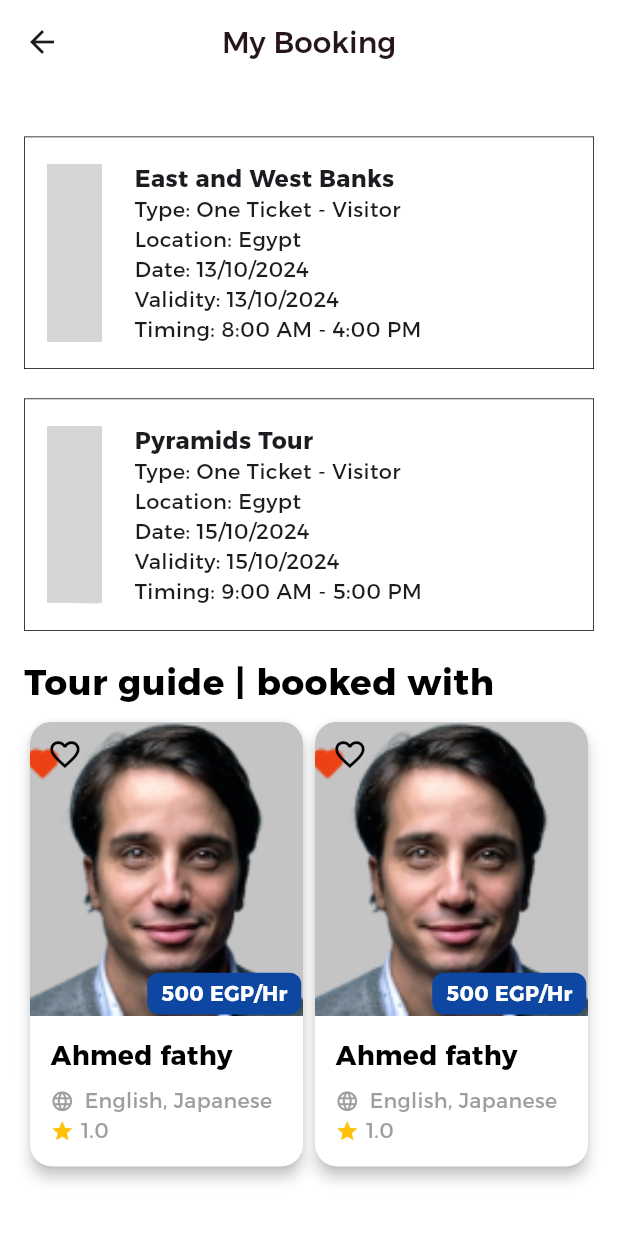
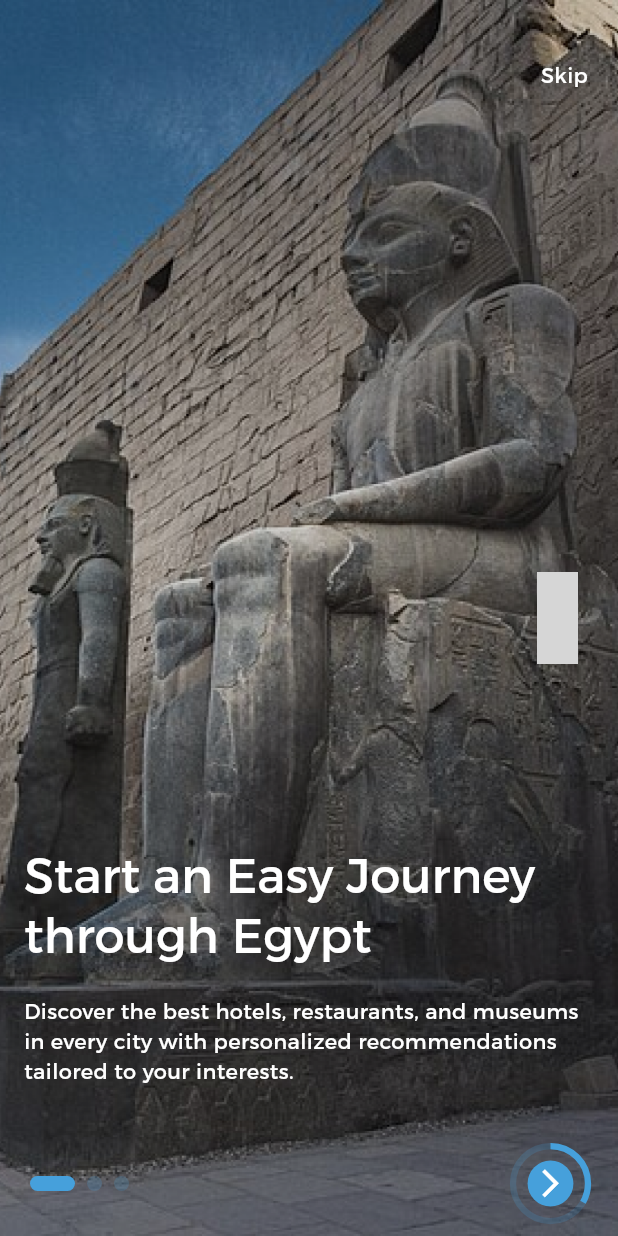
Before and after one commit to ah0es/tourism_app, a Flutter app: the screen it shows after launch, on a phone screen of 412 x 824 dp. Run offline on Flutter 3.47's test engine with Material 3 defaults, Android fonts, the phone set to English and light mode, and no system bars; drawn by our look-alikes of barcode_widget, smooth_page_indicator; our stand-ins replace cached_network_image, device_preview, dio, easy_localization, expandable, flutter_bloc and 9 more; accounts and stored records are empty; grey boxes are pictures that could not be loaded.

Commit message:
update onboarding view

```diff
--- a/lib/core/themes/colors.dart
+++ b/lib/core/themes/colors.dart
@@ -22,7 +22,7 @@ class AppColors {
   static const greenWarm = Color(0xff00713B);
 
   static const scaffoldBackGround = Color(0xff46A0DB);
-  static const primaryColor = Color(0xff33C0A8);
+  static const primaryColor = Color(0xff46A0DB);
   static const secondPrimaryColor = Color(0xffC3D301);
   static const cBookedColor = Color(0xffF1B244);
 
--- a/lib/core/utils/app_images.dart
+++ b/lib/core/utils/app_images.dart
@@ -1,9 +1,9 @@
 class AppImages {
   static const baseUrl = 'assets/images';
   static const logo = '$baseUrl/splash-screen-logo.png';
-  static const onboardingOne = '$baseUrl/onboardingOne.png';
-  static const onboardingTwo = '$baseUrl/onBoardingTwo.png';
-  static const onboardingThree = '$baseUrl/onBoardingThree.png';
+  static const onboardingOne = '$baseUrl/onboarding-one.png';
+  static const onboardingTwo = '$baseUrl/onboarding-two.png';
+  static const onboardingThree = '$baseUrl/onboarding-three.png';
   static const loginImage = '$baseUrl/Login_image.png';
   static const passwordChangeImage = '$baseUrl/Password_change.png';
   static const homeImage = '$baseUrl/homeImage.png';
@@ -21,8 +21,7 @@ class AppImages {
   static const productDetailsTestImage = '$baseUrl/ProductDetailsTestImage.png';
   static const commentTestImage = '$baseUrl/CommentTestImage.png';
   static const emptyCartImage = '$baseUrl/emptyCartImage.png';
-  static const backgroundProductDetails =
-      '$baseUrl/backgroundProductDetails.png';
+  static const backgroundProductDetails = '$baseUrl/backgroundProductDetails.png';
   static const categoryImageTest3 = '$baseUrl/categoryImageTest3.png';
   static const categoryImageTest4 = '$baseUrl/categoryImageTest4.png';
   static const orderDone = '$baseUrl/orderDone.png';
@@ -44,5 +43,5 @@ class AppImages {
   static const googleMap = '$baseUrl/Google Map.png';
   static const commonQuestions = '$baseUrl/common-question.png';
   static const editImageProfile = '$baseUrl/edit-image-profile.png';
-  static const tourImageProfile ='$baseUrl/Group1.png';
+  static const tourImageProfile = '$baseUrl/Group1.png';
 }
--- a/lib/core/utils/constants.dart
+++ b/lib/core/utils/constants.dart
@@ -1,5 +1,7 @@
 import 'package:google_maps_flutter/google_maps_flutter.dart';
 import 'package:easy_localization/easy_localization.dart';
+import 'package:tourism_app/core/utils/app_images.dart';
+import 'package:tourism_app/features/onbording/data/models/onbording_data_model.dart';
 
 class Constants {
   static String fontFamily = 'Montserrat';
@@ -25,49 +27,24 @@ class Constants {
 enum StatusRequest { completed, pending, canceled }
 
 bool arabicLanguage = true;
-
-class IconAndText {
-  final String icon;
-  final String text;
-
-  IconAndText({required this.icon, required this.text});
-}
-
-List<DayAndMonth> weekDay = [
-  DayAndMonth(day: 'السبت'.tr(), dayInMonth: '30'),
-  DayAndMonth(day: 'الاحد'.tr(), dayInMonth: '01'),
-  DayAndMonth(day: 'الاثنين'.tr(), dayInMonth: '02'),
-  DayAndMonth(day: 'الثلاثاء'.tr(), dayInMonth: '03'),
-  DayAndMonth(day: 'الاربعاء'.tr(), dayInMonth: '04'),
-  DayAndMonth(day: 'الخميس'.tr(), dayInMonth: '05'),
-  DayAndMonth(day: 'الجمعه'.tr(), dayInMonth: '06'),
+List<String> onboardingImages = [
+  AppImages.onboardingOne,
+  AppImages.onboardingTwo,
+  AppImages.onboardingThree,
+];
+final List<OnBoardingData> onboardingData = [
+  OnBoardingData(
+      title: 'Start an Easy Journey through Egypt',
+      description: 'Discover the best hotels, restaurants, and museums in every city with personalized recommendations tailored to your interests.'),
+  OnBoardingData(
+      title: 'All Information at Your Fingertips',
+      description:
+          'Take pictures of places to get instant details and history, while avoiding tourist scams by knowing local prices for food, transport, and services.'),
+  OnBoardingData(
+      title: 'Additional Services to Enhance Your Journey',
+      description: 'Book a trusted tour guide with a single click and use real-time translation to easily communicate with locals.'),
 ];
 
-class DayAndMonth {
-  final String day;
-  final String dayInMonth;
-
-  DayAndMonth({required this.day, required this.dayInMonth});
-}
-
-// class TaskData {
-//   final String? time;
-//   final String? title;
-//   final String? discription;
-//   final String? taskType;
-
-//   TaskData(
-//       {required this.time,
-//       required this.title,
-//       required this.discription,
-//       required this.taskType});
-// }
-
-// WHATSAPP  = '1'
-// EMAIL  = '2'
-// CALL = '3'
-// MEETING = '4';
-// PROJECT = '5';
 enum ContactMethods { whatsapp, email, call, meeting, project }
 
 enum Gender { male, female }
--- a/lib/features/onbording/data/models/onbording_data_model.dart
+++ b/lib/features/onbording/data/models/onbording_data_model.dart
@@ -1,8 +1,6 @@
-class OnBordingData {
-  final String image;
+class OnBoardingData {
   final String title;
   final String description;
 
-  OnBordingData(
-      {required this.image, required this.title, required this.description});
+  OnBoardingData({required this.title, required this.description});
 }
--- /dev/null
+++ b/lib/features/onbording/presentation/onboarding_view.dart
@@ -0,0 +1,72 @@
+import 'package:flutter/material.dart';
+import 'package:tourism_app/core/utils/constants.dart';
+import 'package:tourism_app/features/onbording/presentation/widgets/onboarding_data_page.dart';
+import 'package:tourism_app/features/onbording/presentation/widgets/progress_indicator.dart';
+import 'package:tourism_app/features/onbording/presentation/widgets/skip_button.dart';
+class OnBoardingView extends StatefulWidget {
+  const OnBoardingView({super.key});
+
+  @override
+  State<OnBoardingView> createState() => _OnBoardingViewState();
+}
+
+class _OnBoardingViewState extends State<OnBoardingView> {
+  final PageController pageController = PageController();
+  int currentIndex = 0;
+  double circularProgressValue = 1 / 3;
+  @override
+  void didChangeDependencies() {
+    super.didChangeDependencies();
+    for (String image in onboardingImages) {
+      precacheImage(AssetImage(image), context);
+    }
+  }
+
+  @override
+  Widget build(BuildContext context) {
+    return Scaffold(
+      backgroundColor: Colors.transparent,
+      body: Stack(
+        children: [
+          Positioned.fill(
+            child: AnimatedContainer(
+              decoration: BoxDecoration(image: DecorationImage(image: AssetImage(onboardingImages[currentIndex]), fit: BoxFit.fill)),
+              duration: const Duration(milliseconds: 500),
+              // child: Image.asset(
+              //   onboardingImages[currentIndex],
+              //   fit: BoxFit.fill,
+              // ),
+            ),
+          ),
+          Positioned.fill(
+            child: PageView.builder(
+              onPageChanged: (index) {
+                setState(() {
+                  currentIndex = index;
+                  circularProgressValue = (currentIndex + 1) / 3;
+                });
+              },
+              controller: pageController,
+              itemCount: 3,
+              itemBuilder: (context, index) {
+                return OnBoardingDataPage(
+                  index: index,
+                );
+              },
+            ),
+          ),
+          Positioned(
+            top: 40,
+            right: 20,
+            child: SkipButton(),
+          ),
+          Positioned(
+            bottom: 10,
+            left: 20,
+            child: ProgressIndicatorWidget(pageController: pageController, circularProgressValue: circularProgressValue),
+          ),
+        ],
+      ),
+    );
+  }
+}
--- /dev/null
+++ b/lib/features/onbording/presentation/widgets/forward_button.dart
@@ -0,0 +1,54 @@
+import 'package:flutter/material.dart';
+import 'package:tourism_app/core/themes/colors.dart';
+
+class ForwardButton extends StatelessWidget {
+  const ForwardButton({
+    super.key,
+    required this.pageController,
+    required this.circularProgressValue,
+  });
+
+  final PageController pageController;
+  final double circularProgressValue;
+
+  @override
+  Widget build(BuildContext context) {
+    return GestureDetector(
+      onTap: () {
+        pageController.nextPage(duration: const Duration(milliseconds: 300), curve: Curves.easeInOut);
+      },
+      child: SizedBox(
+        height: 50,
+        width: 50,
+        child: FittedBox(
+          child: Stack(
+            alignment: Alignment.center,
+            children: [
+              CircularProgressIndicator(
+                strokeWidth: 3,
+                value: circularProgressValue,
+                valueColor: AlwaysStoppedAnimation<Color>(AppColors.primaryColor),
+                backgroundColor: AppColors.primaryColor.withOpacity(0.2),
+              ),
+              Container(
+                height: 22,
+                width: 22,
+                padding: EdgeInsets.all(3),
+                decoration: BoxDecoration(shape: BoxShape.circle, color: AppColors.primaryColor),
+                child: Center(
+                  child: FittedBox(
+                    fit: BoxFit.scaleDown,
+                    child: Icon(
+                      Icons.arrow_forward_ios,
+                      color: Colors.white,
+                    ),
+                  ),
+                ),
+              ),
+            ],
+          ),
+        ),
+      ),
+    );
+  }
+}
--- /dev/null
+++ b/lib/features/onbording/presentation/widgets/onboarding_data_page.dart
@@ -0,0 +1,41 @@
+import 'package:flutter/material.dart';
+import 'package:tourism_app/core/themes/colors.dart';
+import 'package:tourism_app/core/utils/constants.dart';
+
+class OnBoardingDataPage extends StatefulWidget {
+  final int index;
+
+  const OnBoardingDataPage({super.key, required this.index});
+
+  @override
+  State<OnBoardingDataPage> createState() => _OnBoardingDataPageState();
+}
+
+class _OnBoardingDataPageState extends State<OnBoardingDataPage> {
+  @override
+  Widget build(BuildContext context) {
+    return AnimatedContainer(
+      duration: const Duration(milliseconds: 500),
+      margin: EdgeInsets.symmetric(horizontal: 16),
+      child: Column(
+        children: [
+          Spacer(),
+          Text(
+            onboardingData[widget.index].title,
+            style: Theme.of(context).textTheme.headlineLarge!.copyWith(color: AppColors.white),
+          ),
+          const SizedBox(
+            height: 20,
+          ),
+          Text(
+            onboardingData[widget.index].description,
+            style: Theme.of(context).textTheme.bodyMedium!.copyWith(color: AppColors.white),
+          ),
+          SizedBox(
+            height: 100,
+          ),
+        ],
+      ),
+    );
+  }
+}
--- /dev/null
+++ b/lib/features/onbording/presentation/widgets/progress_indicator.dart
@@ -0,0 +1,38 @@
+import 'package:flutter/material.dart';
+import 'package:smooth_page_indicator/smooth_page_indicator.dart';
+import 'package:tourism_app/core/themes/colors.dart';
+import 'package:tourism_app/features/onbording/presentation/widgets/forward_button.dart';
+
+class ProgressIndicatorWidget extends StatelessWidget {
+  const ProgressIndicatorWidget({
+    super.key,
+    required this.pageController,
+    required this.circularProgressValue,
+  });
+
+  final PageController pageController;
+  final double circularProgressValue;
+
+  @override
+  Widget build(BuildContext context) {
+    return SizedBox(
+      width: MediaQuery.sizeOf(context).width - 40,
+      child: Row(
+        mainAxisAlignment: MainAxisAlignment.spaceBetween,
+        children: [
+          SmoothPageIndicator(
+            controller: pageController,
+            count: 3,
+            effect: ExpandingDotsEffect(
+              dotHeight: 10,
+              dotWidth: 10,
+              activeDotColor: AppColors.primaryColor,
+              dotColor: AppColors.primaryColor.withOpacity(0.2),
+            ),
+          ),
+          ForwardButton(pageController: pageController, circularProgressValue: circularProgressValue),
+        ],
+      ),
+    );
+  }
+}
--- /dev/null
+++ b/lib/features/onbording/presentation/widgets/skip_button.dart
@@ -0,0 +1,25 @@
+import 'package:flutter/material.dart';
+import 'package:tourism_app/core/utils/navigate.dart';
+import 'package:tourism_app/features/authentication/login/views/login_view.dart';
+
+class SkipButton extends StatelessWidget {
+  const SkipButton({
+    super.key,
+  });
+
+  @override
+  Widget build(BuildContext context) {
+    return InkWell(
+      onTap: () => context.navigateToPage(LoginView()),
+      child: SizedBox(
+        height: 30,
+        child: Text(
+          'Skip',
+          style: Theme.of(context).textTheme.bodyMedium!.copyWith(
+                color: Colors.white,
+              ),
+        ),
+      ),
+    );
+  }
+}
--- a/lib/features/splashScreen/view/presentation/splash_screen.dart
+++ b/lib/features/splashScreen/view/presentation/splash_screen.dart
@@ -10,7 +10,7 @@ import 'package:tourism_app/features/Profile/Payment/presentation/payment_body.d
 import 'package:tourism_app/features/Profile/notifications/presentation/notifications_body.dart';
 import 'package:tourism_app/features/Profile/presentation/widgets/profile_body.dart';
 import 'package:tourism_app/features/home/navigationbar/my_favorties/presentation/favorites_body.dart';
-import 'package:tourism_app/features/onbording/presentation/onbordingbody.dart';
+import 'package:tourism_app/features/onbording/presentation/onboarding_view.dart';
 
 class SplashScreen extends StatefulWidget {
   const SplashScreen({super.key});
@@ -19,8 +19,7 @@ class SplashScreen extends StatefulWidget {
   State<SplashScreen> createState() => _SplashScreenState();
 }
 
-class _SplashScreenState extends State<SplashScreen>
-    with TickerProviderStateMixin {
+class _SplashScreenState extends State<SplashScreen> with TickerProviderStateMixin {
   late Animation<double> animation;
   late AnimationController controller;
   late Timer timer;
@@ -29,14 +28,12 @@ class _SplashScreenState extends State<SplashScreen>
   void initState() {
     super.initState();
     //currentLocation();
-    controller =
-        AnimationController(vsync: this, duration: const Duration(seconds: 3))
-          ..forward();
+    controller = AnimationController(vsync: this, duration: const Duration(seconds: 3))..forward();
     animation = CurvedAnimation(parent: controller, curve: Curves.linear);
     timer = Timer(
       const Duration(seconds: 3),
       () {
-        context.navigateToPage(MyFavoritesBody());
+        context.navigateToPage(OnBoardingView());
         // if (onBoardingValue) {
         //   //   runAnimation = true;
         //   setState(() {});
@@ -102,10 +99,7 @@ class _SplashScreenState extends State<SplashScreen>
           children: [
             Text(
               'Guide To Egypt',
-              style: TextStyle(
-                  color: AppColors.appTextColor,
-                  fontSize: getResponsiveFontSize(context, fontSize: 40),
-                  fontWeight: FontWeight.bold),
+              style: TextStyle(color: AppColors.appTextColor, fontSize: getResponsiveFontSize(context, fontSize: 40), fontWeight: FontWeight.bold),
             ),
             SizedBox(width: MediaQuery.of(context).size.width * .02),
             HugeIcon(
--- a/lib/main.dart
+++ b/lib/main.dart
@@ -4,11 +4,6 @@ import 'package:flutter/material.dart';
 import 'package:flutter_bloc/flutter_bloc.dart';
 import 'package:flutter_screenutil/flutter_screenutil.dart';
 import 'package:tourism_app/core/utils/constants.dart';
-import 'package:tourism_app/features/Profile/Payment/mybooking/presentation/my_booking_body.dart';
-import 'package:tourism_app/features/Profile/Payment/presentation/payment_body.dart';
-import 'package:tourism_app/features/Profile/presentation/widgets/profile_body.dart';
-import 'package:tourism_app/features/authentication/create_account/views/create_account_view.dart';
-import 'package:tourism_app/features/authentication/login/views/login_view.dart';
 import 'package:tourism_app/features/home/navigationbar/my_favorties/presentation/favorites_body.dart';
 import 'package:tourism_app/features/splashScreen/view/presentation/splash_screen.dart';
 import 'core/network/dio_helper.dart';
@@ -56,7 +51,7 @@ void main() async {
   // Constants.jsonServerKey = await loadJsonFile();
   runApp(
     DevicePreview(
-      //  enabled: false,
+      enabled: false,
       builder: (context) {
         return EasyLocalization(
           supportedLocales: const [
@@ -98,7 +93,7 @@ class MyApp extends StatelessWidget {
         //locale: DevicePreview.locale(context),
         //builder: DevicePreview.appBuilder,
         theme: light,
-        home: MyBookingBody(),
+        home: SplashScreen(),
       ),
     );
   }
```
Also changed, not shown: lib/features/authentication/login/views/login_view.dart (+5 -12 lines), lib/features/onbording/presentation/onbordingbody.dart (deleted, +0 -98 lines), assets/images/onboarding-one.png (added), assets/images/onboarding-three.png (added), assets/images/onboarding-two.png (added).
